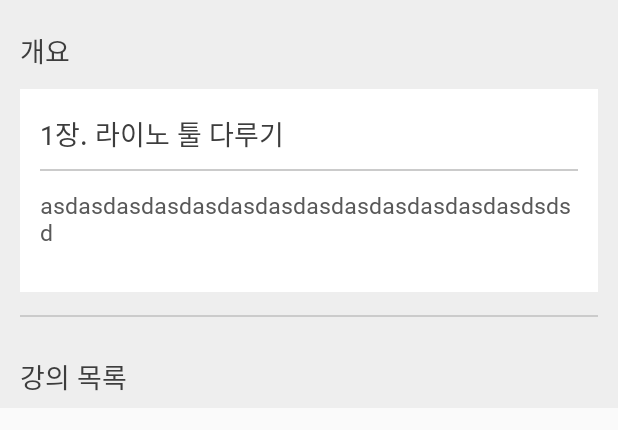
After one commit to CommanTeam/android, an Android app: the layout chapter_explanation_item.xml on its own in the app's theme, with its tools: preview values and no code run, on a phone screen of 412 x 824 dp. The commit adds this screen. Shown: the top 430 px of the screen. Run offline under Robolectric (Android 15) with nearby library versions, the phone set to English and light mode, and no system bars.

Commit message:
on going

```diff
--- a/Comman/app/src/main/AndroidManifest.xml
+++ b/Comman/app/src/main/AndroidManifest.xml
@@ -17,7 +17,7 @@
             android:name="com.kakao.sdk.AppKey"
             android:value="@string/kakao_app_key" />
 
-        <activity android:name=".ui.search.DummyActivity"></activity>
+        <activity android:name=".ui.lecture.LectureListActivity"></activity>
         <activity android:name="org.appjam.comman.ui.quiz.QuizActivity"/>
 
         <activity android:name=".ui.lecture.LectureVideoActivity" />
@@ -25,13 +25,12 @@
             <activity android:name="org.appjam.comman.ui.card.CardActivity">
          </activity>
 
-
         <activity
             android:name=".ui.user.LoginActivity"
             android:label="@string/app_name"
             android:theme="@style/AppBar"/>
 
-        <activity android:name=".ui.lecture.LectureListActivity">
+        <activity android:name=".ui.search.DummyActivity">
 
             <intent-filter>
                 <action android:name="android.intent.action.MAIN" />
--- /dev/null
+++ b/Comman/app/src/main/res/layout/chapter_explanation_item.xml
@@ -0,0 +1,86 @@
+<?xml version="1.0" encoding="utf-8"?>
+<LinearLayout
+    xmlns:android="http://schemas.android.com/apk/res/android"
+    xmlns:app="http://schemas.android.com/apk/res-auto"
+    xmlns:tools="http://schemas.android.com/tools"
+    android:layout_width="match_parent"
+    android:layout_height="wrap_content"
+    android:orientation="vertical"
+    android:background="@color/backgroundColor"
+    tools:context="org.appjam.comman.ui.lecture.LectureListActivity">
+
+    <TextView
+        android:id="@+id/chapter_tv"
+        android:layout_marginTop="20dp"
+        android:layout_marginLeft="13dp"
+        android:layout_marginBottom="12dp"
+        android:textSize="18sp"
+        android:fontFamily="@font/nanum_square_bold"
+        android:textColor="@color/mainTextColor"
+        android:layout_width="wrap_content"
+        android:layout_height="wrap_content"
+        android:text="개요"
+        />
+    <RelativeLayout
+        android:background="#ffffff"
+        android:layout_gravity="center"
+        android:layout_width="match_parent"
+        android:layout_marginHorizontal="13dp"
+        android:layout_height="135dp"
+        >
+        <TextView
+            android:id="@+id/chapter_title_tv"
+            android:layout_marginTop="16dp"
+            android:layout_marginLeft="13dp"
+            android:text="1장. 라이노 툴 다루기"
+            android:textColor="@color/mainTextColor"
+            android:textSize="18sp"
+            android:fontFamily="@font/nanum_square_bold"
+            android:layout_marginBottom="10dp"
+            android:layout_width="wrap_content"
+            android:layout_height="wrap_content" />
+        <ImageView
+            android:id="@+id/chapter_line"
+            android:layout_below="@+id/chapter_title_tv"
+            android:layout_marginHorizontal="13dp"
+            android:layout_width="match_parent"
+            android:layout_height="1dp"
+            android:background="@color/divideLineColor"
+            />
+        <TextView
+            android:id="@+id/chapter_content_tv"
+            android:layout_below="@+id/chapter_line"
+            android:layout_marginTop="12dp"
+            android:layout_marginLeft="13dp"
+            android:layout_marginRight="13dp"
+            android:layout_marginBottom="16dp"
+            android:fontFamily="@font/nanum_square_regular"
+            android:textSize="15sp"
+            android:textColor="@color/explanationColor"
+            android:layout_width="wrap_content"
+            android:layout_height="wrap_content"
+            android:text="asdasdasdasdasdasdasdasdasdasdasdasdasdsdsd"
+            />
+
+    </RelativeLayout>
+
+    <ImageView
+        android:layout_gravity="center"
+        android:layout_width="match_parent"
+        android:layout_below="@+id/ch_title"
+        android:layout_marginHorizontal="13dp"
+        android:layout_marginTop="15dp"
+        android:layout_height="1dp"
+        android:background="@color/divideLineColor"
+        />
+    <TextView
+        android:layout_marginLeft="13dp"
+        android:layout_marginTop="26dp"
+        android:layout_marginBottom="7dp"
+        android:text="강의 목록"
+        android:fontFamily="@font/nanum_square_bold"
+        android:textSize="18sp"
+        android:textColor="@color/mainTextColor"
+        android:layout_width="wrap_content"
+        android:layout_height="wrap_content" />
+</LinearLayout>
--- a/Comman/app/src/main/res/layout/fragment_main_search_category.xml
+++ b/Comman/app/src/main/res/layout/fragment_main_search_category.xml
@@ -5,6 +5,9 @@
 
     <android.support.v7.widget.RecyclerView
         android:id="@+id/main_searchCategory_rv"
+        android:background="#000000"
+        android:layout_marginLeft="16dp"
+        android:layout_marginRight="16dp"
         android:layout_width="match_parent"
         android:layout_height="match_parent">
 
```
Also changed, not shown: Comman/app/src/main/java/org/appjam/comman/ui/search/SearchCategoryFragment.kt (+28 -7 lines), Comman/app/src/main/res/drawable/frag_categorybottom_roundcorner_bg.xml (added, +13 -0 lines), Comman/app/src/main/res/drawable/frag_categoryheader_roundcorner_bg.xml (added, +14 -0 lines), Comman/app/src/main/res/drawable/frag_mainsearch_roundcorner.xml (added, +12 -0 lines), Comman/app/src/main/res/layout/category_header_item.xml (+11 -5 lines), Comman/app/src/main/res/layout/category_information_item.xml (+46 -8 lines), Comman/app/src/main/res/layout/fragment_main_search_header.xml (+18 -8 lines), Comman/app/src/main/res/layout/lecture_item_footer.xml (added, +7 -0 lines).
